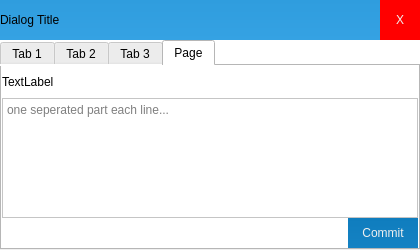
longteng9/WikiMate, file MessageForm.ui: the form before one commit.
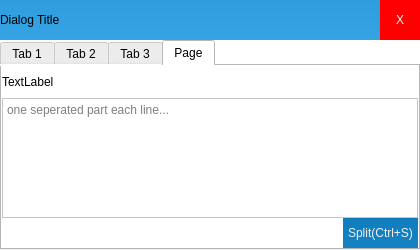
The form after the commit. The open tabs and pages were chosen to show the change.

The edit to the form file:
```diff
--- a/MessageForm.ui
+++ b/MessageForm.ui
@@ -588,7 +588,7 @@
 }</string>
              </property>
              <property name="text">
-              <string>Commit</string>
+              <string>Split(Ctrl+S)</string>
              </property>
              <property name="flat">
               <bool>true</bool>
```
Left out of the diff: 4 changed lines with no effect on the pictures.
